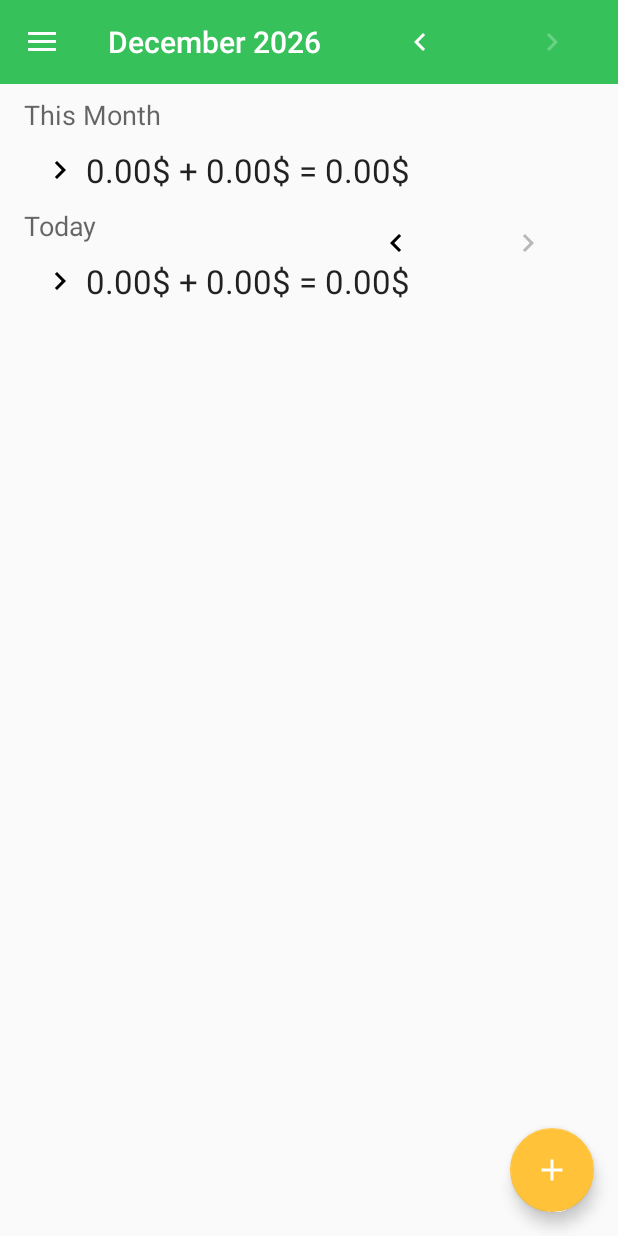
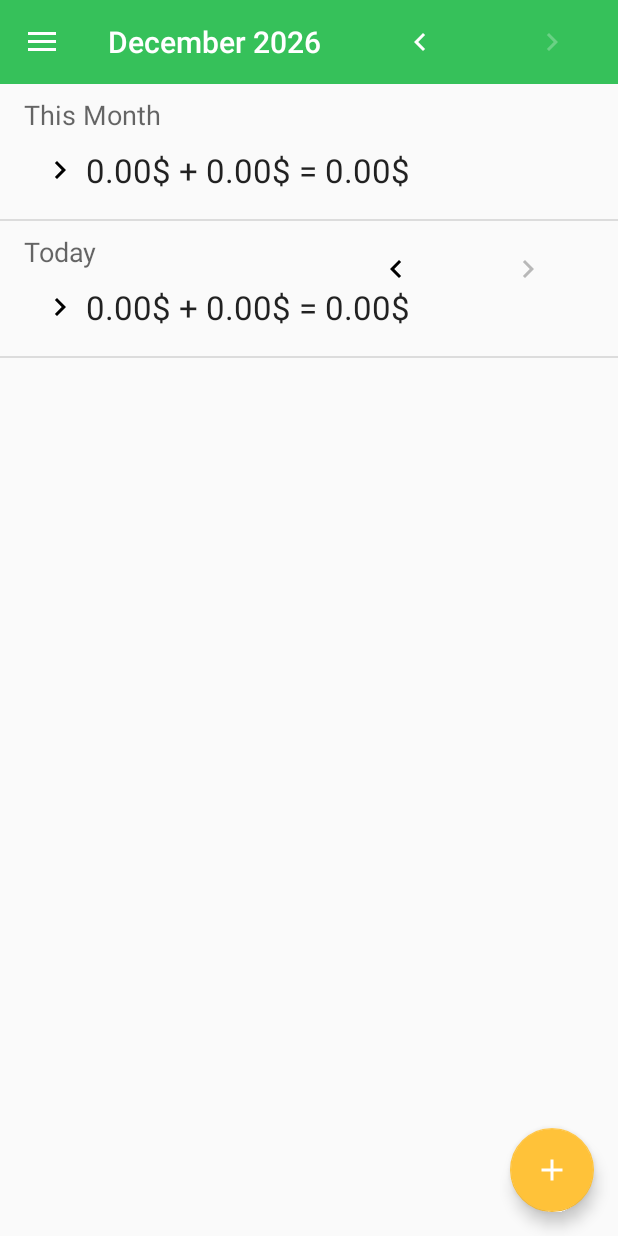
Before and after one commit to edawn/flow-android, an Android app: the screen it shows after launch (OverviewActivity), on a phone screen of 412 x 824 dp. Run offline under Robolectric (Android 15) with nearby library versions, the phone set to English and light mode, and no system bars; libraries missing offline, so code that uses them is left out: org.slf4j.

Commit message:
Overview: improve layout and add separators

```diff
--- a/app/src/main/java/de/bitmacht/workingtitle36/OverviewActivity.java
+++ b/app/src/main/java/de/bitmacht/workingtitle36/OverviewActivity.java
@@ -38,7 +38,6 @@ import android.support.v7.widget.Toolbar;
 import android.support.v7.widget.helper.ItemTouchHelper;
 import android.view.MenuItem;
 import android.view.View;
-import android.view.ViewGroup;
 import android.widget.ImageButton;
 import android.widget.TextView;
 
@@ -153,9 +152,6 @@ public class OverviewActivity extends AppCompatActivity implements View.OnClickL
         monthRecycler.setLayoutManager(new LinearLayoutManager(this));
         adapter = new TransactionsArrayAdapter();
         monthRecycler.setAdapter(adapter);
-        ViewGroup.MarginLayoutParams lp = (ViewGroup.MarginLayoutParams) monthRecycler.getLayoutParams();
-        lp.leftMargin = lp.rightMargin = monthView.getCompoundPaddingLeft();
-        monthRecycler.setLayoutParams(lp);
 
         dayView.setOnClickListener(this);
         dayBeforeBtn.setOnClickListener(this);
@@ -163,9 +159,6 @@ public class OverviewActivity extends AppCompatActivity implements View.OnClickL
 
         dayRecycler.setLayoutManager(new LinearLayoutManager(this));
         dayRecycler.setAdapter(adapter.getSubAdapter());
-        lp = (ViewGroup.MarginLayoutParams) dayRecycler.getLayoutParams();
-        lp.leftMargin = lp.rightMargin = dayView.getCompoundPaddingLeft();
-        dayRecycler.setLayoutParams(lp);
 
         BaseTransactionsAdapter.OnItemClickListener itemClickListener = new BaseTransactionsAdapter.OnItemClickListener() {
             @Override
--- a/app/src/main/res/layout/activity_overview.xml
+++ b/app/src/main/res/layout/activity_overview.xml
@@ -61,27 +61,23 @@
 
         <android.support.design.widget.CoordinatorLayout
             android:layout_width="match_parent"
-            android:layout_height="match_parent"
-            android:paddingBottom="@dimen/activity_vertical_margin"
-            android:paddingLeft="@dimen/activity_horizontal_margin"
-            android:paddingRight="@dimen/activity_horizontal_margin"
-            android:paddingTop="@dimen/activity_vertical_margin">
+            android:layout_height="match_parent">
 
             <ScrollView
                 android:layout_width="match_parent"
-                android:layout_height="wrap_content"
-                android:layout_marginBottom="8dp"
-                android:layout_marginEnd="16dp"
-                android:layout_marginLeft="16dp"
-                android:layout_marginRight="16dp"
-                android:layout_marginStart="16dp"
-                android:layout_marginTop="8dp"
+                android:layout_height="match_parent"
                 android:fillViewport="true">
 
                 <LinearLayout
                     android:layout_width="match_parent"
                     android:layout_height="wrap_content"
                     android:orientation="vertical">
+
+                    <Space
+                        android:layout_width="1dp"
+                        android:layout_height="8dp" />
+
+                    <LinearLayout style="@style/OverviewPeriodContainer">
 
                         <TextView
                             android:layout_width="wrap_content"
@@ -95,15 +91,33 @@
                             android:layout_width="wrap_content"
                             android:layout_height="wrap_content"
                             android:textAppearance="?android:attr/textAppearanceLarge"
-                        android:drawablePadding="5dp"
-                        />
+                            android:drawablePadding="5dp"/>
 
                         <android.support.v7.widget.RecyclerView
                             android:id="@+id/transactions_month"
                             android:layout_width="match_parent"
-                        android:layout_height="match_parent"
-                        android:background="@color/overviewTransactionsBackground"
+                            android:layout_height="wrap_content"
                             android:visibility="gone" />
+
+                    </LinearLayout>
+
+                    <Space
+                        android:layout_width="1dp"
+                        android:layout_height="8dp" />
+
+                    <View
+                        android:layout_width="match_parent"
+                        android:layout_height="1dp"
+                        android:background="#1f000000"
+                        />
+
+                    <Space
+                        android:layout_width="1dp"
+                        android:layout_height="8dp" />
+
+                    <LinearLayout
+                        style="@style/OverviewPeriodContainer"
+                        >
 
                         <RelativeLayout
                             android:layout_width="match_parent"
@@ -116,8 +130,7 @@
                                 android:textAppearance="?android:attr/textAppearanceMedium"
                                 android:layout_alignParentLeft="true"
                                 android:layout_alignParentStart="true"
-                            android:layout_alignParentTop="true"
-                            />
+                                android:layout_alignParentTop="true" />
 
                             <TextView
                                 android:id="@+id/day"
@@ -128,8 +141,7 @@
                                 android:layout_alignParentLeft="true"
                                 android:layout_alignParentStart="true"
                                 android:layout_below="@id/dayLabel"
-                            android:drawablePadding="5dp"
-                            />
+                                android:drawablePadding="5dp" />
 
                             <ImageButton
                                 android:id="@+id/day_before_button"
@@ -138,8 +150,7 @@
                                 android:layout_height="wrap_content"
                                 android:src="@drawable/ic_navigate_before_black_24dp"
                                 android:layout_toLeftOf="@+id/day_next_button"
-                            android:layout_toStartOf="@+id/day_next_button"
-                            />
+                                android:layout_toStartOf="@+id/day_next_button" />
 
                             <ImageButton
                                 android:id="@+id/day_next_button"
@@ -148,17 +159,26 @@
                                 android:layout_height="wrap_content"
                                 android:src="@drawable/ic_navigate_next_black_24dp"
                                 android:layout_alignParentRight="true"
-                            android:layout_alignParentEnd="true"
-                            />
+                                android:layout_alignParentEnd="true" />
 
                         </RelativeLayout>
 
                         <android.support.v7.widget.RecyclerView
                             android:id="@+id/transactions_day"
                             android:layout_width="match_parent"
-                        android:layout_height="match_parent"
-                        android:background="@color/overviewTransactionsBackground"
+                            android:layout_height="wrap_content"
                             android:visibility="gone" />
+                    </LinearLayout>
+
+                    <Space
+                        android:layout_width="1dp"
+                        android:layout_height="8dp" />
+
+                    <View
+                        android:layout_width="match_parent"
+                        android:layout_height="1dp"
+                        android:background="#1f000000"
+                        />
 
                 </LinearLayout>
 
--- a/app/src/main/res/layout/activity_regulars_overview.xml
+++ b/app/src/main/res/layout/activity_regulars_overview.xml
@@ -17,11 +17,7 @@
 
 <android.support.design.widget.CoordinatorLayout xmlns:android="http://schemas.android.com/apk/res/android"
     android:layout_width="match_parent"
-    android:layout_height="match_parent"
-    android:paddingBottom="@dimen/activity_vertical_margin"
-    android:paddingLeft="@dimen/activity_horizontal_margin"
-    android:paddingRight="@dimen/activity_horizontal_margin"
-    android:paddingTop="@dimen/activity_vertical_margin">
+    android:layout_height="match_parent">
 
     <ScrollView
         android:layout_width="match_parent"
--- a/app/src/main/res/values/colors.xml
+++ b/app/src/main/res/values/colors.xml
@@ -20,5 +20,4 @@
     <color name="colorPrimaryDark">#0e9f34</color>
     <color name="colorAccent">#ffc239</color>
     <color name="itemIcon">#737373</color>
-    <color name="overviewTransactionsBackground">#1777</color>
 </resources>
--- a/app/src/main/res/values/dimens.xml
+++ b/app/src/main/res/values/dimens.xml
@@ -15,7 +15,5 @@
   -->
 
 <resources>
-    <dimen name="activity_horizontal_margin">0dp</dimen>
-    <dimen name="activity_vertical_margin">0dp</dimen>
     <dimen name="fab_margin">16dp</dimen>
 </resources>
--- a/app/src/main/res/values/styles.xml
+++ b/app/src/main/res/values/styles.xml
@@ -126,4 +126,14 @@
         <item name="android:ellipsize">end</item>
     </style>
 
+    <style name="OverviewPeriodContainer">
+        <item name="android:layout_width">match_parent</item>
+        <item name="android:layout_height">wrap_content</item>
+        <item name="android:paddingEnd">16dp</item>
+        <item name="android:paddingLeft">16dp</item>
+        <item name="android:paddingRight">16dp</item>
+        <item name="android:paddingStart">16dp</item>
+        <item name="android:orientation">vertical</item>
+    </style>
+
 </resources>
```
Lines whose indentation alone changed are shown as unchanged.
